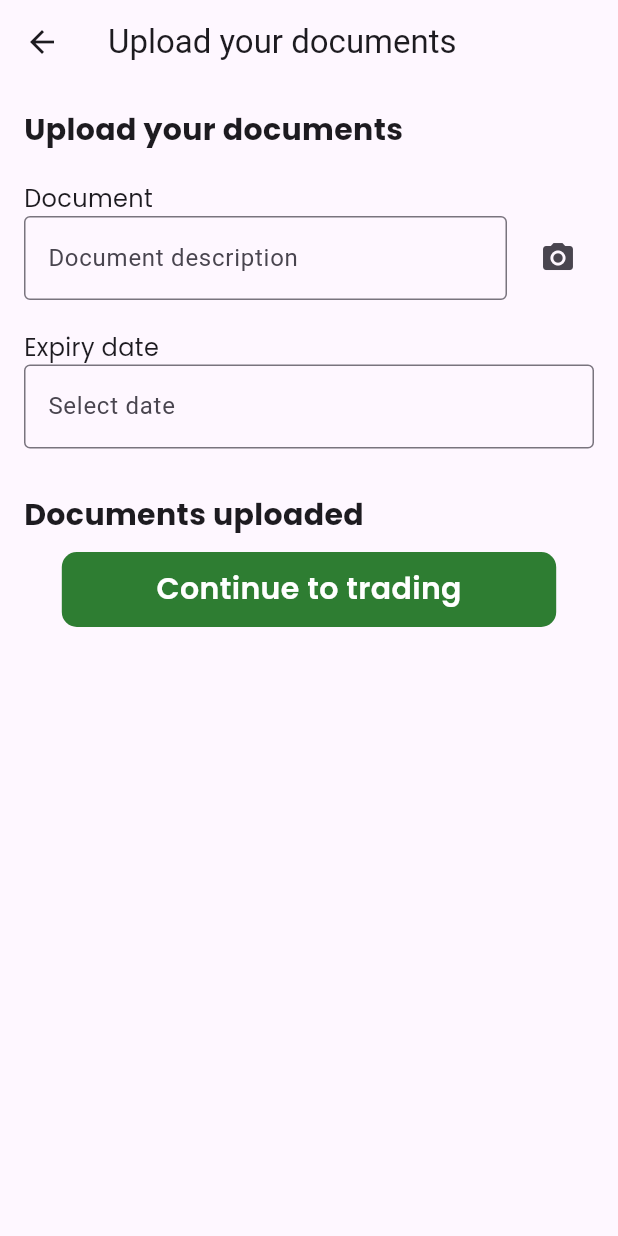
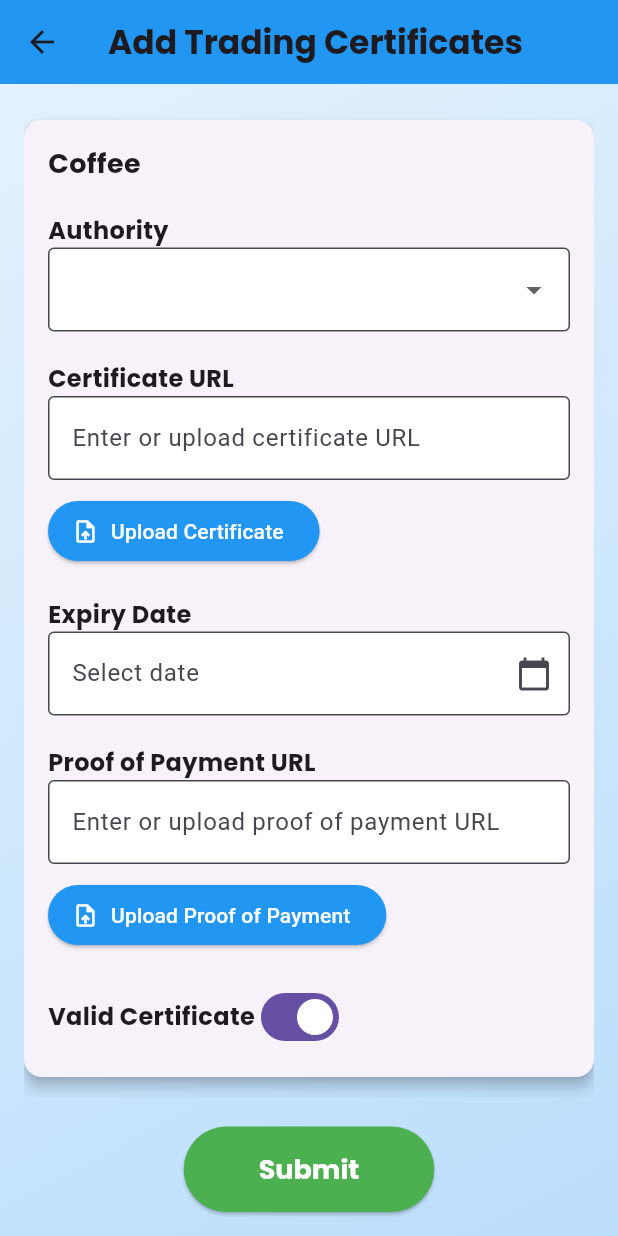
Before and after one commit to kimemia21/itx_flow, a Flutter app: the DocumentsVerification screen opened directly, after a tap on "Compliance", on a phone screen of 412 x 824 dp. Run offline on Flutter 3.47's test engine with Material 3 defaults, Android fonts, the phone set to English and light mode, and no system bars; our stand-ins replace auth_buttons, badges, card_swiper, carousel_slider, cherry_toast, cloud_firestore and 21 more; missing offline and left inert: clippy_flutter, vertical_card_pager; accounts and stored records are empty.

```diff
--- a/lib/authentication/Authorization.dart
+++ b/lib/authentication/Authorization.dart
@@ -5,7 +5,6 @@ import 'package:itx/authentication/Regulator.dart';
 import 'package:itx/fromWakulima/Homepage.dart';
 import 'package:itx/global/GlobalsHomepage.dart';
 import 'package:itx/global/globals.dart';
-
 
 class Authorization extends StatefulWidget {
   const Authorization({super.key});
@@ -45,8 +44,12 @@ class _AuthorizationState extends State<Authorization> {
     return Scaffold(
       appBar: AppBar(
         leading: IconButton(
-            onPressed: () =>
-                Globals.switchScreens(context: context, screen: Regulators()),
+            onPressed: () => Globals.switchScreens(
+                context: context,
+                screen: Regulators(userCommodities: [
+                  {'id': 1, 'name': 'Coffee'},
+                  {'id': 2, 'name': 'Tea'},
+                ])),
             icon: Icon(Icons.arrow_back)),
         centerTitle: true,
         title: Text("Trading Authorization"),
@@ -86,7 +89,8 @@ class _AuthorizationState extends State<Authorization> {
                   height: 20,
                 ),
                 GestureDetector(
-                  onTap: ()=>Globals.switchScreens(context: context,screen:Contracts() ),
+                  onTap: () => Globals.switchScreens(
+                      context: context, screen: Contracts()),
                   child: Container(
                     alignment: Alignment.center,
                     width: MediaQuery.of(context).size.width * 0.8,
--- a/lib/authentication/Documents.dart
+++ b/lib/authentication/Documents.dart
@@ -140,7 +140,11 @@ class _DocumentsVerificationState extends State<DocumentsVerification> {
                           : "Add a document to prove these products are eligible for sale: ${context.watch<appBloc>().userCommodities.join(',')}",
                       action: () {
                         Globals.switchScreens(
-                            context: context, screen: Regulators());
+                            context: context,
+                            screen: Regulators(userCommodities: [
+                              {'id': 1, 'name': 'Coffee'},
+                              {'id': 2, 'name': 'Tea'},
+                            ]));
                       },
                     ),
                   ],
--- a/lib/authentication/Regulator.dart
+++ b/lib/authentication/Regulator.dart
@@ -1,86 +1,72 @@
-import 'dart:io';
-import 'dart:typed_data';
-
 import 'package:flutter/material.dart';
 import 'package:google_fonts/google_fonts.dart';
-import 'package:itx/authentication/Authorization.dart';
-import 'package:itx/Commodities.dart/Commodites.dart';
-import 'package:itx/authentication/Documents.dart';
-import 'package:itx/global/globals.dart';
-// import 'package:uuid/uuid.dart';
 import 'package:file_picker/file_picker.dart';
+import 'package:intl/intl.dart';
+
+class TradingCertificate {
+  final int userHasCommodityId;
+  int? certAuthorityId;
+  String? certificate;
+  DateTime? certExpiryDate;
+  String? proofOfPayment;
+  bool isValid = true;
+
+  TradingCertificate({required this.userHasCommodityId});
+}
 
 class Regulators extends StatefulWidget {
-  const Regulators({super.key});
+  final List<Map<String, dynamic>> userCommodities;
+
+  const Regulators({Key? key, required this.userCommodities}) : super(key: key);
 
   @override
   State<Regulators> createState() => _RegulatorsState();
 }
 
 class _RegulatorsState extends State<Regulators> {
-  final TextEditingController _documentController = TextEditingController();
-  final TextEditingController _expiryDateController = TextEditingController();
+  late List<TradingCertificate> certificates;
 
-  Future<void> _selectDate(BuildContext context) async {
+  // Mock data for authorities (replace with actual data from your backend)
+  final Map<int, String> _authorities = {
+    1: 'Coffee Authority A',
+    2: 'Coffee Authority B',
+    3: 'Tea Authority A',
+    4: 'Tea Authority B',
+  };
+
+  @override
+  void initState() {
+    super.initState();
+    certificates = widget.userCommodities
+        .map((commodity) => TradingCertificate(userHasCommodityId: commodity['id']))
+        .toList();
+  }
+
+  Future<void> _selectDate(BuildContext context, int index) async {
     final DateTime? picked = await showDatePicker(
       context: context,
-      initialDate: DateTime.now(),
-      firstDate: DateTime(2000),
+      initialDate: certificates[index].certExpiryDate ?? DateTime.now(),
+      firstDate: DateTime.now(),
       lastDate: DateTime(2101),
     );
-    if (picked != null) {
+    if (picked != null && picked != certificates[index].certExpiryDate) {
       setState(() {
-        _expiryDateController.text = "${picked.toLocal()}".split(' ')[0];
+        certificates[index].certExpiryDate = picked;
       });
     }
   }
 
-  Future<void> uploadDocument() async {
-    // String? authUserEmail = Globals.auth.currentUser?.email;
-    String? _fileName;
-    Uint8List? _fileBytes;
-    String? _fileExtention;
-    // var uuid = Uuid().v4();
+  Future<void> _pickFile(int index, bool isCertificate) async {
+    FilePickerResult? result = await FilePicker.platform.pickFiles(type: FileType.any);
 
-    try {
-      FilePickerResult? result =
-          await FilePicker.platform.pickFiles(type: FileType.any);
     if (result != null && result.files.isNotEmpty) {
-        final PlatformFile file = result.files.first;
-
-        if (file.path != null) {
-          final localFile = File(file.path!);
-          final Uint8List fileBytes = await localFile.readAsBytes();
-          final fileName = result.files.first.name;
-          final fileExtension = file.extension;
-
-          print("fileExtension ${fileExtension.runtimeType}");
-          print("fileBytes ${fileBytes.runtimeType}");
       setState(() {
-            _fileName = fileName;
-            _fileBytes = fileBytes;
-            _fileExtention = fileExtension;
+        if (isCertificate) {
+          certificates[index].certificate = result.files.first.name;
+        } else {
+          certificates[index].proofOfPayment = result.files.first.name;
+        }
       });
-
-          if (fileBytes == null || fileExtension == null) {
-            print("File picking failed");
-            return null;
-          }
-
-          // return downloadURL;
-        }
-      } else {
-        ScaffoldMessenger.of(context).showSnackBar(
-          SnackBar(content: Text("Please select a file to upload")),
-        );
-      }
-    } catch (e) {
-      print("got this error in uploadDocument function $e");
-    } finally {
-      // context.read<CurrentUserProvider>().changeIsLoading();
-      // setState(() {
-      //   isuploading = !isuploading;
-      // });
     }
   }
 
@@ -88,113 +74,190 @@ class _RegulatorsState extends State<Regulators> {
   Widget build(BuildContext context) {
     return Scaffold(
       appBar: AppBar(
-        leading: IconButton(
-            onPressed: () => Globals.switchScreens(
-                  context: context,
-                  screen: DocumentsVerification(),
+        title: Text('Add Trading Certificates', style: GoogleFonts.poppins(fontWeight: FontWeight.bold)),
+        backgroundColor: Colors.blue,
       ),
-            icon: Icon(Icons.arrow_back)),
-        title: Text('Upload your documents'),
+      body: Container(
+        decoration: BoxDecoration(
+          gradient: LinearGradient(
+            begin: Alignment.topLeft,
+            end: Alignment.bottomRight,
+            colors: [Colors.blue[50]!, Colors.blue[100]!],
           ),
-      body: Padding(
+        ),
+        child: Padding(
+          padding: const EdgeInsets.all(16.0),
+          child: Column(
+            crossAxisAlignment: CrossAxisAlignment.start,
+            children: [
+              Expanded(
+                child: ListView.builder(
+                  itemCount: certificates.length,
+                  itemBuilder: (context, index) {
+                    final commodity = widget.userCommodities[index];
+                    return Card(
+                      elevation: 4,
+                      margin: EdgeInsets.symmetric(vertical: 8),
+                      child: Padding(
                         padding: const EdgeInsets.all(16.0),
                         child: Column(
                           crossAxisAlignment: CrossAxisAlignment.start,
                           children: [
                             Text(
-              'Upload your documents',
-              style: GoogleFonts.poppins(
-                fontSize: 20,
-                fontWeight: FontWeight.bold,
+                              '${commodity['name']}',
+                              style: GoogleFonts.poppins(fontSize: 18, fontWeight: FontWeight.bold),
+                            ),
+                            SizedBox(height: 20),
+                            Text(
+                              'Authority',
+                              style: GoogleFonts.poppins(fontSize: 16, fontWeight: FontWeight.bold),
+                            ),
+                            DropdownButtonFormField<int>(
+                              value: certificates[index].certAuthorityId,
+                              items: _authorities.entries
+                                  .map<DropdownMenuItem<int>>(
+                                    (entry) => DropdownMenuItem<int>(
+                                      value: entry.key,
+                                      child: Text(entry.value),
+                                    ),
+                                  )
+                                  .toList(),
+                              onChanged: (int? newValue) {
+                                setState(() {
+                                  certificates[index].certAuthorityId = newValue;
+                                });
+                              },
+                              decoration: InputDecoration(
+                                border: OutlineInputBorder(),
+                                filled: true,
+                                fillColor: Colors.white,
                               ),
                             ),
                             SizedBox(height: 20),
-            Text('Document', style: GoogleFonts.poppins(fontSize: 16)),
-            Row(
-              children: [
-                Expanded(
-                  child: TextField(
-                    controller: _documentController,
+                            Text(
+                              'Certificate URL',
+                              style: GoogleFonts.poppins(fontSize: 16, fontWeight: FontWeight.bold),
+                            ),
+                            TextField(
+                              controller: TextEditingController(text: certificates[index].certificate),
+                              onChanged: (value) => certificates[index].certificate = value,
                               decoration: InputDecoration(
-                      hintText: 'Document description',
+                                hintText: 'Enter or upload certificate URL',
                                 border: OutlineInputBorder(),
+                                filled: true,
+                                fillColor: Colors.white,
                               ),
                             ),
+                            SizedBox(height: 10),
+                            ElevatedButton.icon(
+                              onPressed: () => _pickFile(index, true),
+                              icon: Icon(Icons.upload_file),
+                              label: Text('Upload Certificate'),
+                              style: ElevatedButton.styleFrom(
+                                backgroundColor: Colors.blue,
+                                foregroundColor: Colors.white,
                               ),
-                SizedBox(width: 10),
-                IconButton(
-                    icon: Icon(Icons.camera_alt), onPressed: uploadDocument),
-              ],
                             ),
                             SizedBox(height: 20),
-            Text('Expiry date', style: GoogleFonts.poppins(fontSize: 16)),
+                            Text(
+                              'Expiry Date',
+                              style: GoogleFonts.poppins(fontSize: 16, fontWeight: FontWeight.bold),
+                            ),
                             TextField(
-              controller: _expiryDateController,
+                              controller: TextEditingController(
+                                text: certificates[index].certExpiryDate != null
+                                    ? DateFormat('yyyy-MM-dd').format(certificates[index].certExpiryDate!)
+                                    : '',
+                              ),
                               decoration: InputDecoration(
                                 hintText: 'Select date',
                                 border: OutlineInputBorder(),
+                                filled: true,
+                                fillColor: Colors.white,
+                                suffixIcon: Icon(Icons.calendar_today),
                               ),
                               readOnly: true,
-              onTap: () => _selectDate(context),
+                              onTap: () => _selectDate(context, index),
                             ),
-            SizedBox(height: 30),
-            Column(
+                            SizedBox(height: 20),
+                            Text(
+                              'Proof of Payment URL',
+                              style: GoogleFonts.poppins(fontSize: 16, fontWeight: FontWeight.bold),
+                            ),
+                            TextField(
+                              controller: TextEditingController(text: certificates[index].proofOfPayment),
+                              onChanged: (value) => certificates[index].proofOfPayment = value,
+                              decoration: InputDecoration(
+                                hintText: 'Enter or upload proof of payment URL',
+                                border: OutlineInputBorder(),
+                                filled: true,
+                                fillColor: Colors.white,
+                              ),
+                            ),
+                            SizedBox(height: 10),
+                            ElevatedButton.icon(
+                              onPressed: () => _pickFile(index, false),
+                              icon: Icon(Icons.upload_file),
+                              label: Text('Upload Proof of Payment'),
+                              style: ElevatedButton.styleFrom(
+                                backgroundColor: Colors.blue,
+                                foregroundColor: Colors.white,
+                              ),
+                            ),
+                            SizedBox(height: 20),
+                            Row(
                               children: [
                                 Text(
-                  'Documents uploaded',
-                  style: GoogleFonts.poppins(
-                    fontSize: 20,
-                    fontWeight: FontWeight.bold,
+                                  'Valid Certificate',
+                                  style: GoogleFonts.poppins(fontSize: 16, fontWeight: FontWeight.bold),
+                                ),
+                                Switch(
+                                  value: certificates[index].isValid,
+                                  onChanged: (bool value) {
+                                    setState(() {
+                                      certificates[index].isValid = value;
+                                    });
+                                  },
+                                ),
+                              ],
+                            ),
+                          ],
+                        ),
+                      ),
+                    );
+                  },
+                ),
+              ),
+              SizedBox(height: 20),
+              Center(
+                child: ElevatedButton(
+                  onPressed: () {
+                    // Handle form submission
+                    // You can access the data for each certificate in the 'certificates' list
+                    for (var cert in certificates) {
+                      print('User Has Commodity ID: ${cert.userHasCommodityId}');
+                      print('Authority ID: ${cert.certAuthorityId}');
+                      print('Certificate: ${cert.certificate}');
+                      print('Expiry Date: ${cert.certExpiryDate}');
+                      print('Proof of Payment: ${cert.proofOfPayment}');
+                      print('Is Valid: ${cert.isValid}');
+                      print('---');
+                    }
+                    // Here you would typically send this data to your backend
+                  },
+                  child: Text('Submit'),
+                  style: ElevatedButton.styleFrom(
+                    backgroundColor: Colors.green,
+                    foregroundColor: Colors.white,
+                    padding: EdgeInsets.symmetric(horizontal: 50, vertical: 15),
+                    textStyle: GoogleFonts.poppins(fontSize: 18, fontWeight: FontWeight.bold),
+                  ),
                 ),
               ),
             ],
           ),
-            SizedBox(height: 10),
-            Visibility(
-              visible: _expiryDateController.text.isNotEmpty,
-              child: Expanded(
-                child: ListView(
-                  children: [
-                    _buildUploadedDocument(_expiryDateController.text),
-                    _buildUploadedDocument(_expiryDateController.text),
-                    _buildUploadedDocument(_expiryDateController.text),
-                  ],
-                ),
-              ),
-            ),
-            Align(
-              alignment: Alignment.bottomCenter,
-              child: GestureDetector(
-                onTap: () => Globals.switchScreens(
-                    context: context, screen: Authorization()),
-                child: Container(
-                  alignment: Alignment.center,
-                  width: MediaQuery.of(context).size.width * 0.8,
-                  height: 50,
-                  decoration: BoxDecoration(
-                      color: Colors.green.shade800,
-                      borderRadius: BorderRadiusDirectional.circular(10)),
-                  child: Text(
-                    "Continue to trading",
-                    style: GoogleFonts.poppins(
-                        fontWeight: FontWeight.w600,
-                        color: Colors.white,
-                        fontSize: 20),
-                  ),
-                ),
-              ),
-            )
-          ],
         ),
       ),
     );
   }
-
-  Widget _buildUploadedDocument(String date) {
-    return ListTile(
-      title:
-          Text('Expiry date: $date', style: GoogleFonts.poppins(fontSize: 16)),
-      trailing: Icon(Icons.check_circle, color: Colors.green),
-    );
 }
-}
```
Lines whose indentation alone changed are shown as unchanged.
